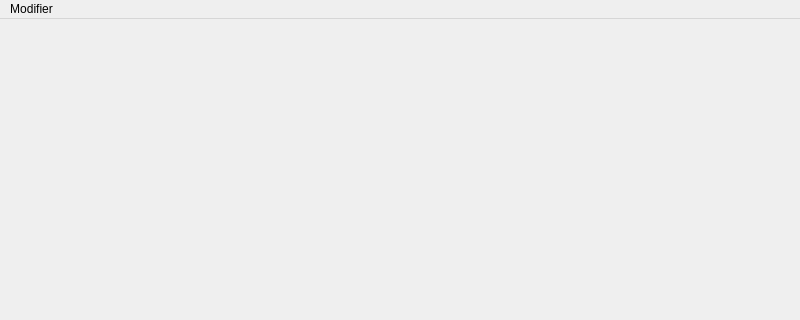
Old version of the form structure_liste/mainwindow.ui in the repository kurosakon/-projet-universitaire-client-lourd; both pictures show x 0 to 800 and y 0 to 320 of the 800 by 600 pixel window.
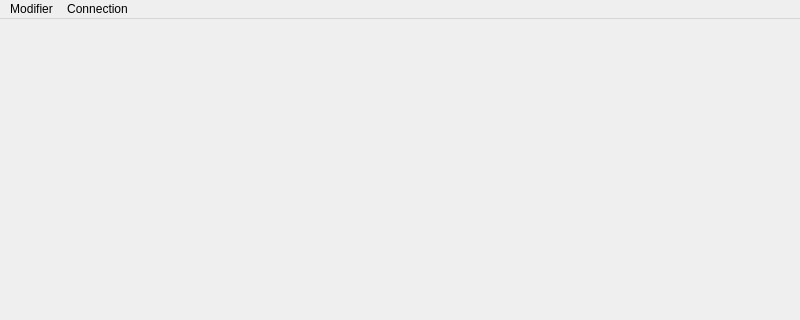
New version of the form.

Patch:
```diff
--- a/structure_liste/mainwindow.ui
+++ b/structure_liste/mainwindow.ui
@@ -29,7 +29,14 @@
     </property>
     <addaction name="deleteElementAction"/>
    </widget>
+   <widget class="QMenu" name="menuConnection">
+    <property name="title">
+     <string>Connection</string>
+    </property>
+    <addaction name="connectionAction"/>
+   </widget>
    <addaction name="modifieMenu"/>
+   <addaction name="menuConnection"/>
   </widget>
   <widget class="QStatusBar" name="statusbar"/>
   <action name="deleteElementAction">
```
Left out of the diff: 5 changed lines with no effect on the pictures.
